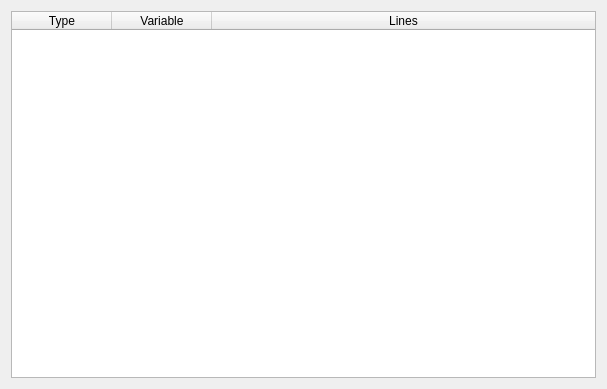
markdavidlong/AppleSAWS, file src/ui/viewers/applesoftfiledetailviewer.ui: the form before one commit.
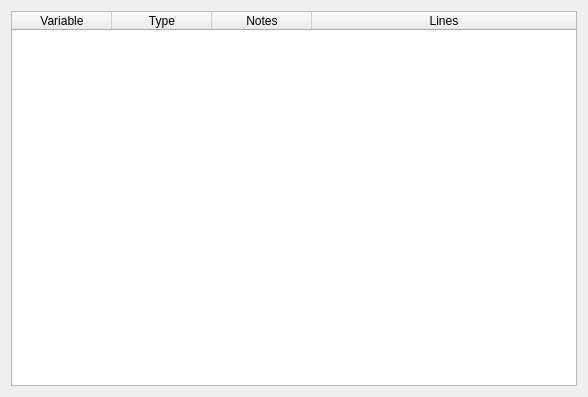
The form after the commit.

Patch:
```diff
--- a/src/ui/viewers/applesoftfiledetailviewer.ui
+++ b/src/ui/viewers/applesoftfiledetailviewer.ui
@@ -6,8 +6,8 @@
    <rect>
     <x>0</x>
     <y>0</y>
-    <width>607</width>
-    <height>389</height>
+    <width>588</width>
+    <height>397</height>
    </rect>
   </property>
   <property name="windowTitle">
@@ -16,22 +16,39 @@
   <layout class="QGridLayout" name="gridLayout">
    <item row="0" column="0">
     <widget class="QTableWidget" name="m_varView">
+     <property name="alternatingRowColors">
+      <bool>true</bool>
+     </property>
+     <property name="textElideMode">
+      <enum>Qt::ElideNone</enum>
+     </property>
+     <property name="showGrid">
+      <bool>false</bool>
+     </property>
      <attribute name="horizontalHeaderVisible">
       <bool>true</bool>
      </attribute>
      <attribute name="horizontalHeaderStretchLastSection">
       <bool>true</bool>
      </attribute>
-     <column>
-      <property name="text">
-       <string>Type</string>
-      </property>
-     </column>
+     <attribute name="verticalHeaderVisible">
+      <bool>false</bool>
+     </attribute>
      <column>
       <property name="text">
        <string>Variable</string>
       </property>
      </column>
+     <column>
+      <property name="text">
+       <string>Type</string>
+      </property>
+     </column>
+     <column>
+      <property name="text">
+       <string>Notes</string>
+      </property>
+     </column>
      <column>
       <property name="text">
        <string>Lines</string>
```
Left out of the diff: 5 changed lines with no effect on the pictures.
